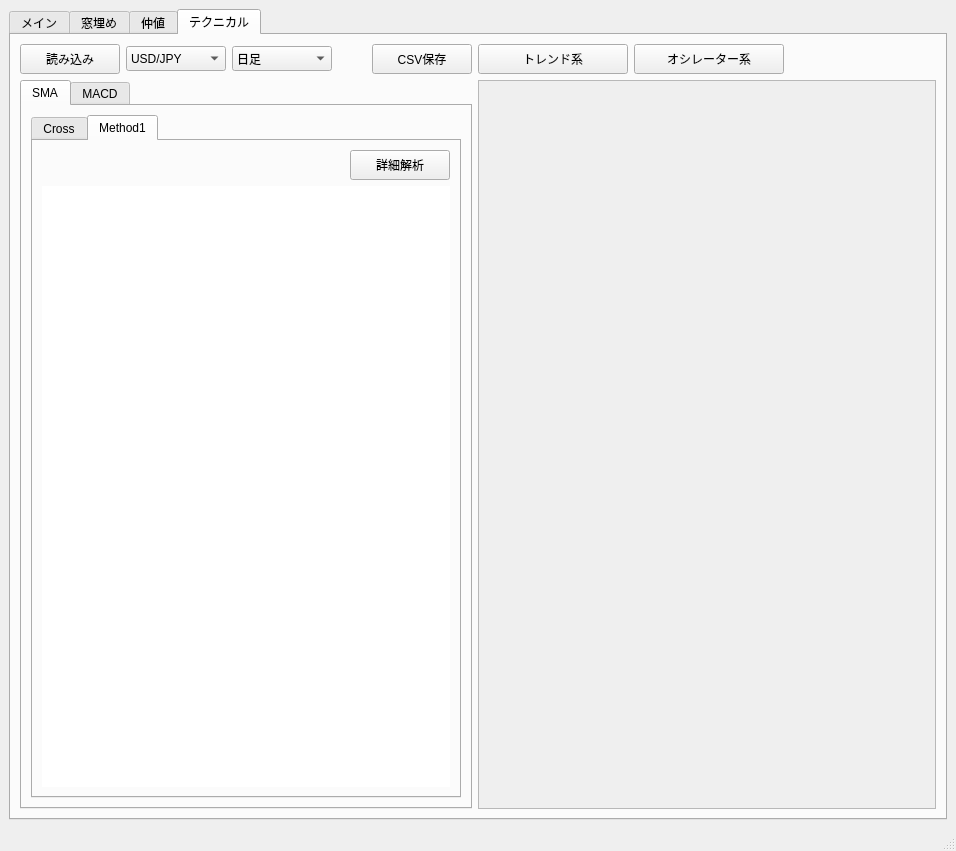
This is trade_monitor/trade_monitor/gui_monitor.ui in takkin-takilog/namake-trader as Qt 5 draws it before an edit. The edited form follows.
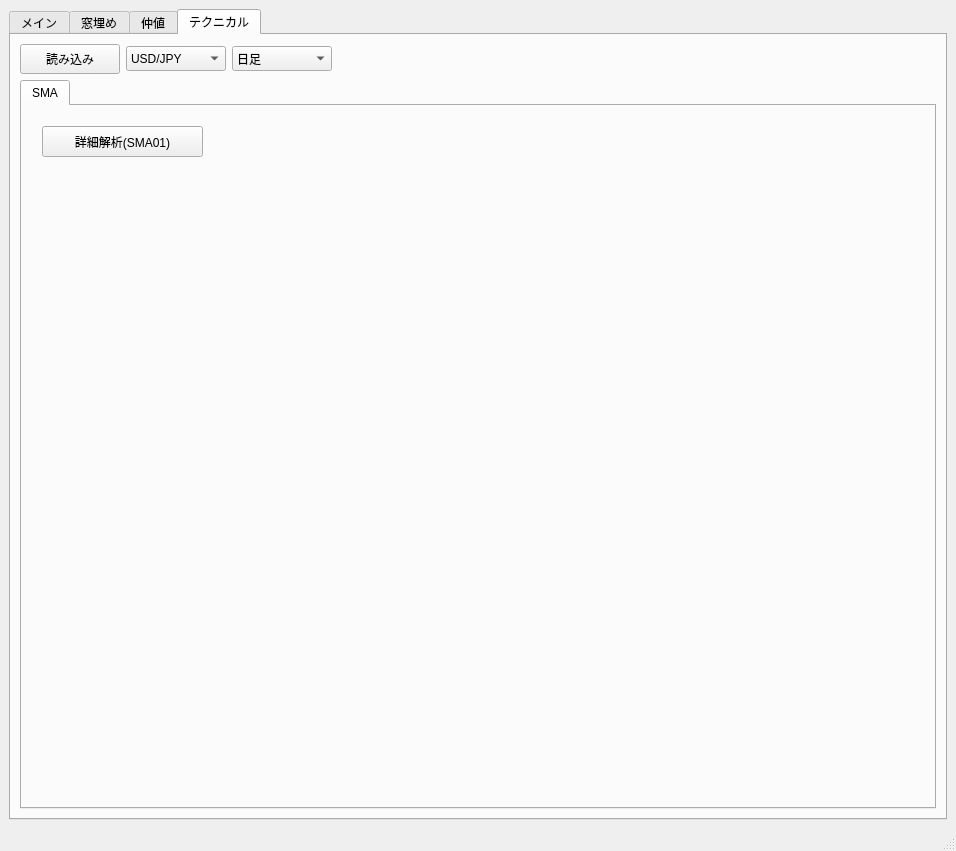
This is the edited form.

```diff
--- a/trade_monitor/trade_monitor/gui_monitor.ui
+++ b/trade_monitor/trade_monitor/gui_monitor.ui
@@ -575,8 +575,32 @@
               </property>
              </spacer>
             </item>
-            <item>
-             <widget class="QPushButton" name="pushButton_tech_csv_out">
+           </layout>
+          </item>
+          <item>
+           <widget class="QTabWidget" name="tabWidget_tech">
+            <property name="sizePolicy">
+             <sizepolicy hsizetype="Expanding" vsizetype="Expanding">
+              <horstretch>0</horstretch>
+              <verstretch>0</verstretch>
+             </sizepolicy>
+            </property>
+            <property name="currentIndex">
+             <number>0</number>
+            </property>
+            <widget class="QWidget" name="sma">
+             <attribute name="title">
+              <string>SMA</string>
+             </attribute>
+             <widget class="QPushButton" name="pushButton_tech_sma_mth01_details">
+              <property name="geometry">
+               <rect>
+                <x>20</x>
+                <y>20</y>
+                <width>161</width>
+                <height>31</height>
+               </rect>
+              </property>
               <property name="sizePolicy">
                <sizepolicy hsizetype="Fixed" vsizetype="Fixed">
                 <horstretch>0</horstretch>
@@ -590,7 +614,7 @@
                </size>
               </property>
               <property name="text">
-               <string>CSV保存</string>
+               <string>詳細解析(SMA01)</string>
               </property>
               <property name="checkable">
                <bool>false</bool>
@@ -599,251 +623,13 @@
                <bool>false</bool>
               </property>
              </widget>
-            </item>
-           </layout>
-          </item>
-          <item>
-           <widget class="QTabWidget" name="tabWidget_tech">
-            <property name="sizePolicy">
-             <sizepolicy hsizetype="Expanding" vsizetype="Expanding">
-              <horstretch>0</horstretch>
-              <verstretch>0</verstretch>
-             </sizepolicy>
-            </property>
-            <property name="currentIndex">
-             <number>0</number>
-            </property>
-            <widget class="QWidget" name="sma">
-             <attribute name="title">
-              <string>SMA</string>
-             </attribute>
-             <layout class="QHBoxLayout" name="horizontalLayout_14">
-              <item>
-               <widget class="QTabWidget" name="tabWidget_sma">
-                <property name="currentIndex">
-                 <number>1</number>
-                </property>
-                <widget class="QWidget" name="cross">
-                 <attribute name="title">
-                  <string>Cross</string>
-                 </attribute>
-                 <layout class="QHBoxLayout" name="horizontalLayout_13">
-                  <item>
-                   <widget class="QWidget" name="widget_TreeView_tech_sma" native="true">
-                    <property name="sizePolicy">
-                     <sizepolicy hsizetype="Expanding" vsizetype="Expanding">
-                      <horstretch>0</horstretch>
-                      <verstretch>0</verstretch>
-                     </sizepolicy>
-                    </property>
-                    <property name="styleSheet">
-                     <string notr="true">background-color: rgb(255, 255, 255);</string>
-                    </property>
-                   </widget>
-                  </item>
-                 </layout>
-                </widget>
-                <widget class="QWidget" name="method1">
-                 <attribute name="title">
-                  <string>Method1</string>
-                 </attribute>
-                 <layout class="QVBoxLayout" name="verticalLayout_5">
-                  <item>
-                   <layout class="QHBoxLayout" name="horizontalLayout_9">
-                    <item>
-                     <spacer name="horizontalSpacer_8">
-                      <property name="orientation">
-                       <enum>Qt::Horizontal</enum>
-                      </property>
-                      <property name="sizeHint" stdset="0">
-                       <size>
-                        <width>40</width>
-                        <height>20</height>
-                       </size>
-                      </property>
-                     </spacer>
-                    </item>
-                    <item>
-                     <widget class="QPushButton" name="pushButton_tech_sma_mth01_details">
-                      <property name="sizePolicy">
-                       <sizepolicy hsizetype="Fixed" vsizetype="Fixed">
-                        <horstretch>0</horstretch>
-                        <verstretch>0</verstretch>
-                       </sizepolicy>
-                      </property>
-                      <property name="minimumSize">
-                       <size>
-                        <width>100</width>
-                        <height>30</height>
-                       </size>
-                      </property>
-                      <property name="text">
-                       <string>詳細解析</string>
-                      </property>
-                      <property name="checkable">
-                       <bool>false</bool>
-                      </property>
-                      <property name="autoExclusive">
-                       <bool>false</bool>
-                      </property>
-                     </widget>
-                    </item>
-                   </layout>
-                  </item>
-                  <item>
-                   <widget class="QWidget" name="widget_TreeView_tech_sma_mth01" native="true">
-                    <property name="sizePolicy">
-                     <sizepolicy hsizetype="Expanding" vsizetype="Expanding">
-                      <horstretch>0</horstretch>
-                      <verstretch>0</verstretch>
-                     </sizepolicy>
-                    </property>
-                    <property name="styleSheet">
-                     <string notr="true">background-color: rgb(255, 255, 255);</string>
-                    </property>
-                   </widget>
-                  </item>
-                 </layout>
-                </widget>
-               </widget>
-              </item>
-             </layout>
-            </widget>
-            <widget class="QWidget" name="macd">
-             <attribute name="title">
-              <string>MACD</string>
-             </attribute>
-             <layout class="QHBoxLayout" name="horizontalLayout_10">
-              <item>
-               <widget class="QTabWidget" name="tabWidget_macd">
-                <property name="currentIndex">
-                 <number>0</number>
-                </property>
-                <widget class="QWidget" name="gdc">
-                 <attribute name="title">
-                  <string>Golden/Death cross</string>
-                 </attribute>
-                 <layout class="QHBoxLayout" name="horizontalLayout_12">
-                  <item>
-                   <widget class="QWidget" name="widget_TreeView_tech_macd_gdc" native="true">
-                    <property name="sizePolicy">
-                     <sizepolicy hsizetype="Expanding" vsizetype="Expanding">
-                      <horstretch>0</horstretch>
-                      <verstretch>0</verstretch>
-                     </sizepolicy>
-                    </property>
-                    <property name="styleSheet">
-                     <string notr="true">background-color: rgb(255, 255, 255);</string>
-                    </property>
-                   </widget>
-                  </item>
-                 </layout>
-                </widget>
-                <widget class="QWidget" name="zlc">
-                 <attribute name="title">
-                  <string>Zero line cross</string>
-                 </attribute>
-                 <layout class="QHBoxLayout" name="horizontalLayout_11">
-                  <item>
-                   <widget class="QWidget" name="widget_TreeView_tech_macd_zlc" native="true">
-                    <property name="sizePolicy">
-                     <sizepolicy hsizetype="Expanding" vsizetype="Expanding">
-                      <horstretch>0</horstretch>
-                      <verstretch>0</verstretch>
-                     </sizepolicy>
-                    </property>
-                    <property name="styleSheet">
-                     <string notr="true">background-color: rgb(255, 255, 255);</string>
-                    </property>
-                   </widget>
-                  </item>
-                 </layout>
-                </widget>
-               </widget>
-              </item>
-             </layout>
             </widget>
            </widget>
           </item>
          </layout>
         </item>
         <item>
-         <layout class="QVBoxLayout" name="verticalLayout_6">
-          <item>
-           <layout class="QHBoxLayout" name="horizontalLayout">
-            <item>
-             <widget class="QToolButton" name="toolButton_tech_trn">
-              <property name="minimumSize">
-               <size>
-                <width>150</width>
-                <height>30</height>
-               </size>
-              </property>
-              <property name="text">
-               <string>トレンド系</string>
-              </property>
-             </widget>
-            </item>
-            <item>
-             <widget class="QToolButton" name="toolButton_tech_osc">
-              <property name="minimumSize">
-               <size>
-                <width>150</width>
-                <height>30</height>
-               </size>
-              </property>
-              <property name="text">
-               <string>オシレーター系</string>
-              </property>
-             </widget>
-            </item>
-            <item>
-             <spacer name="horizontalSpacer_7">
-              <property name="orientation">
-               <enum>Qt::Horizontal</enum>
-              </property>
-              <property name="sizeHint" stdset="0">
-               <size>
-                <width>158</width>
-                <height>28</height>
-               </size>
-              </property>
-             </spacer>
-            </item>
-           </layout>
-          </item>
-          <item>
-           <widget class="QTableWidget" name="tableWidget_tech">
-            <property name="enabled">
-             <bool>false</bool>
-            </property>
-            <property name="sizePolicy">
-             <sizepolicy hsizetype="Expanding" vsizetype="Expanding">
-              <horstretch>0</horstretch>
-              <verstretch>0</verstretch>
-             </sizepolicy>
-            </property>
-            <property name="editTriggers">
-             <set>QAbstractItemView::NoEditTriggers</set>
-            </property>
-            <property name="selectionMode">
-             <enum>QAbstractItemView::NoSelection</enum>
-            </property>
-            <property name="verticalScrollMode">
-             <enum>QAbstractItemView::ScrollPerPixel</enum>
-            </property>
-            <property name="horizontalScrollMode">
-             <enum>QAbstractItemView::ScrollPerPixel</enum>
-            </property>
-            <attribute name="horizontalHeaderVisible">
-             <bool>false</bool>
-            </attribute>
-            <attribute name="horizontalHeaderStretchLastSection">
-             <bool>true</bool>
-            </attribute>
-           </widget>
-          </item>
-         </layout>
+         <layout class="QVBoxLayout" name="verticalLayout_6"/>
         </item>
        </layout>
       </widget>
```
